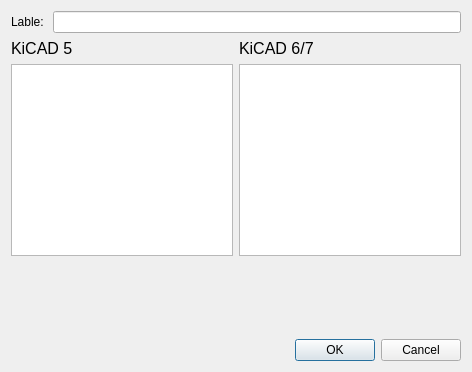
Qt form changetitelblockfield.ui (tobiasfalk/KiCAD-FreeCAD-TechDraw-Template-Generator) before a commit.
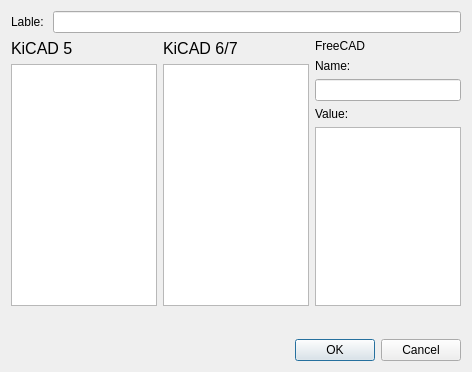
The same form after that commit.

Commit message: added freeCAD suport

```diff
--- a/changetitelblockfield.ui
+++ b/changetitelblockfield.ui
@@ -68,6 +68,37 @@
        </item>
       </layout>
      </item>
+     <item>
+      <layout class="QVBoxLayout" name="verticalLayout_4">
+       <item>
+        <widget class="QLabel" name="label_4">
+         <property name="text">
+          <string>FreeCAD</string>
+         </property>
+        </widget>
+       </item>
+       <item>
+        <widget class="QLabel" name="label_5">
+         <property name="text">
+          <string>Name:</string>
+         </property>
+        </widget>
+       </item>
+       <item>
+        <widget class="QLineEdit" name="freeCADnameLineEdit"/>
+       </item>
+       <item>
+        <widget class="QLabel" name="label_6">
+         <property name="text">
+          <string>Value:</string>
+         </property>
+        </widget>
+       </item>
+       <item>
+        <widget class="QTextEdit" name="freeCADTextEdit"/>
+       </item>
+      </layout>
+     </item>
     </layout>
    </item>
    <item>
```
The commit also changes 14 other files.
